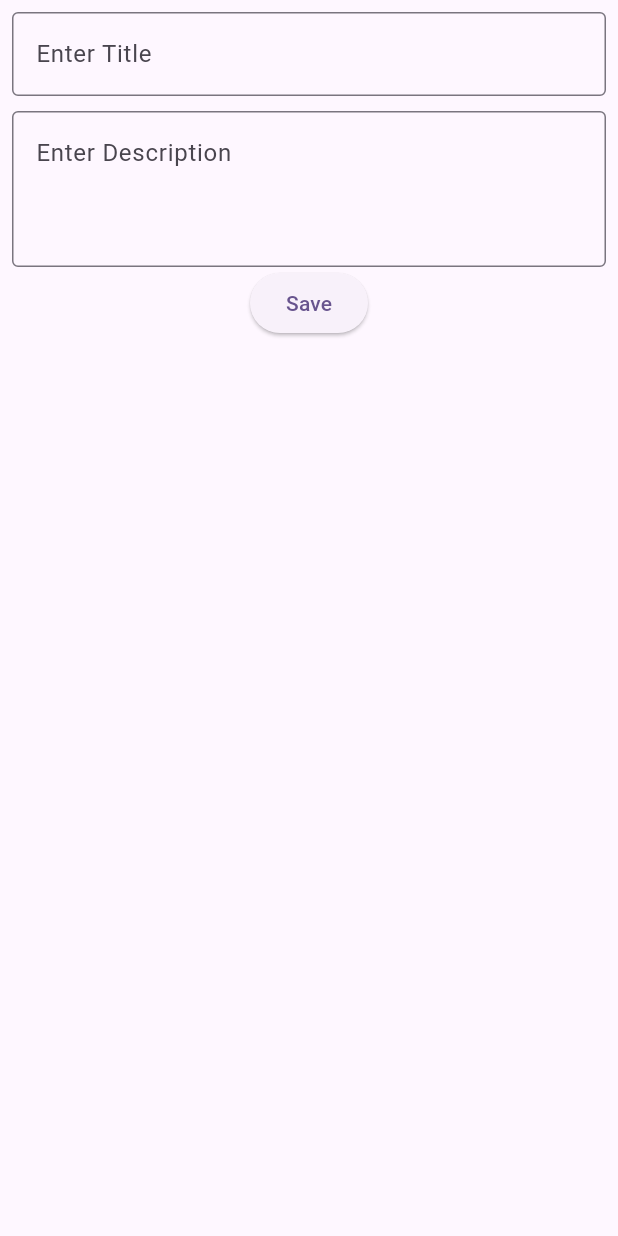
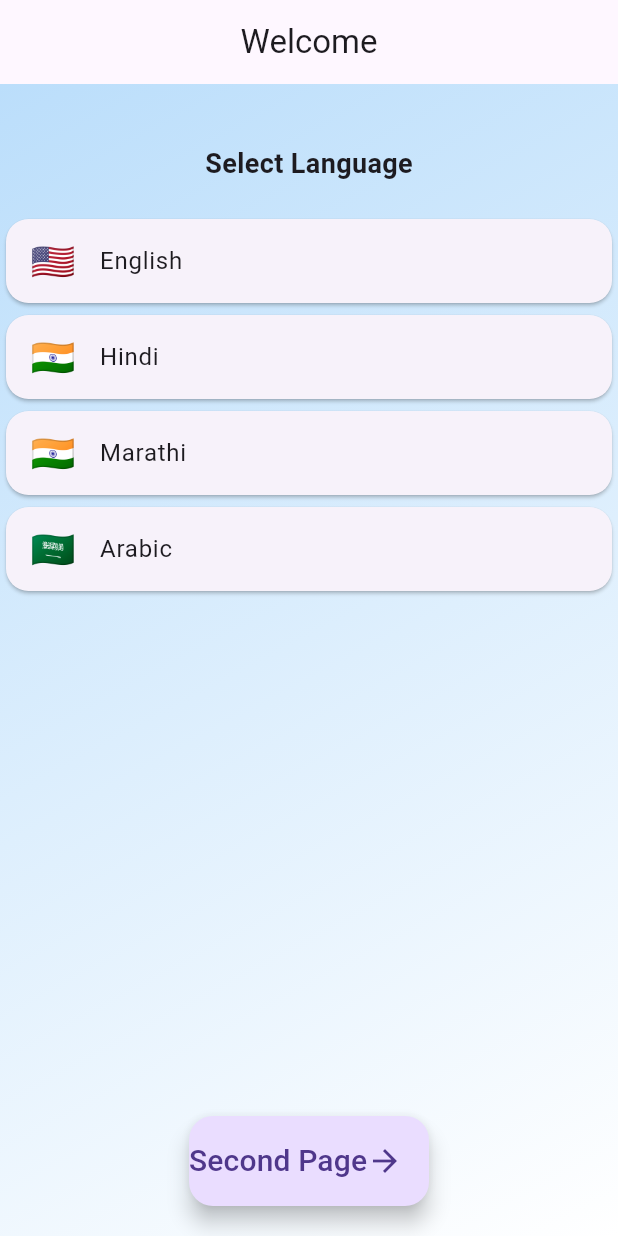
Before and after one commit to Gauri0719/calculator, a Flutter app: the screen it shows after launch, on a phone screen of 412 x 824 dp. Run offline on Flutter 3.47's test engine with Material 3 defaults, Android fonts, the light colour scheme and no system bars; our stand-ins replace get, get_storage.

Commit message:
third commit

```diff
--- /dev/null
+++ b/lib/language.dart
@@ -0,0 +1,88 @@
+import 'package:azad_sir/second_page.dart';
+import 'package:azad_sir/widget/language_card.dart';
+import 'package:flutter/material.dart';
+import 'package:get/get.dart';
+import 'package:get_storage/get_storage.dart';
+import '../controller/language_controller.dart'; // Import your controller
+
+class LanguageSelectionScreen extends StatefulWidget {
+  @override
+  _LanguageSelectionScreenState createState() =>
+      _LanguageSelectionScreenState();
+}
+
+class _LanguageSelectionScreenState extends State<LanguageSelectionScreen> {
+  final langController = Get.find<LanguageController>(); // ✅ Correct Placement
+
+  final List<Map<String, String>> languages = [
+    {'name': 'English', 'flag': '🇺🇸', 'code': 'en', 'country': 'US'},
+    {'name': 'Hindi', 'flag': '🇮🇳', 'code': 'hi', 'country': 'IN'},
+    {'name': 'Marathi', 'flag': '🇮🇳', 'code': 'mr', 'country': 'IN'},
+    {'name': 'Arabic', 'flag': '🇸🇦', 'code': 'ar', 'country': 'SA'},
+  ];
+
+  @override
+  Widget build(BuildContext context) {
+    return Scaffold(
+      appBar: AppBar(
+        title: Text('welcome'.tr),
+        centerTitle: true,
+      ),
+      body: Container(
+        decoration: BoxDecoration(
+          gradient: LinearGradient(
+            begin: Alignment.topLeft,
+            end: Alignment.bottomRight,
+            colors: [Colors.blue.shade100, Colors.white],
+          ),
+        ),
+        child: Column(
+          crossAxisAlignment: CrossAxisAlignment.center,
+          children: [
+            SizedBox(height: 40),
+            Text('select_language'.tr,
+                style: TextStyle(fontSize: 18, fontWeight: FontWeight.bold)),
+            SizedBox(height: 20),
+            Expanded(
+              child: ListView.builder(
+                itemCount: languages.length,
+                itemBuilder: (context, index) {
+                  var lang = languages[index];
+                  return GestureDetector(
+                    onTap: () => langController.changeLanguage(lang['code']!, lang['country']!),
+                    child: Card(
+                      shape: RoundedRectangleBorder(
+                        borderRadius: BorderRadius.circular(15),
+                      ),
+                      child: ListTile(
+                        leading: Text(lang['flag']!, style: TextStyle(fontSize: 24)),
+                        title: Text(lang['name']!, style: TextStyle(fontSize: 16)),
+                      ),
+                    ),
+                  );
+                },
+              ),
+            ),
+              SizedBox(
+                width: 200,
+                height: 100,
+
+                child: Padding(
+                  padding: const EdgeInsets.all(20.0),
+                  child: FloatingActionButton(
+                  onPressed: () => Get.to(SecondPage()),
+                  child:Row(
+                    children: [
+                      Text('Second Page'.tr,style: TextStyle(fontSize: 20),),
+                      Icon(Icons.arrow_forward)
+                    ],
+                  ),
+                              ),
+                ),
+              ),
+          ],
+        ),
+      ),
+    );
+  }
+}
--- a/lib/main.dart
+++ b/lib/main.dart
@@ -1,16 +1,20 @@
 import 'package:azad_sir/calculator.dart';
 import 'package:azad_sir/counter_app.dart';
+import 'package:azad_sir/language.dart';
 import 'package:azad_sir/popup_buttons.dart';
 import 'package:azad_sir/todo_page.dart';
+import 'package:azad_sir/utils/translation.dart';
+import 'package:azad_sir/widget/language_card.dart';
 import 'package:flutter/material.dart';
 import 'package:get/get.dart';
 import 'package:get/get_core/src/get_main.dart';
+import 'package:get_storage/get_storage.dart';
 
 import 'controller/todo_controller.dart';
-
-void main() {
-  Get.put(TodoController());
-  runApp(const MyApp());
+void main() async {
+  await GetStorage.init();
+  Get.put(LanguageController());
+  runApp(MyApp());
 }
 
 class MyApp extends StatelessWidget {
@@ -19,14 +23,13 @@ class MyApp extends StatelessWidget {
   // This widget is the root of your application.
   @override
   Widget build(BuildContext context) {
-    final TodoController todoController = Get.put(TodoController());
-    return MaterialApp(
-      title: 'Flutter Demo',
-      theme: ThemeData(
-        colorScheme: ColorScheme.fromSeed(seedColor: Colors.deepPurple),
-        useMaterial3: true,
-      ),
-      home:TodoPage(),
+    // final TodoController todoController = Get.put(TodoController());
+    return GetMaterialApp(
+      debugShowCheckedModeBanner: false,
+      translations: AppTranslations(),
+      locale: Locale('en', 'US'),
+      fallbackLocale: Locale('en', 'US'),
+      home: LanguageSelectionScreen(),
     );
   }
 }
--- /dev/null
+++ b/lib/second_page.dart
@@ -0,0 +1,14 @@
+import 'package:flutter/material.dart';
+import 'package:get/get.dart';
+
+class SecondPage extends StatelessWidget {
+  @override
+  Widget build(BuildContext context) {
+    return Scaffold(
+      appBar: AppBar(title: Text('second_page'.tr)),
+      body: Center(
+        child: Text('hello_text'.tr, style: TextStyle(fontSize: 20)),
+      ),
+    );
+  }
+}
--- /dev/null
+++ b/lib/utils/translation.dart
@@ -0,0 +1,31 @@
+import 'package:get/get_navigation/src/root/internacionalization.dart';
+
+class AppTranslations extends Translations {
+  @override
+  Map<String, Map<String, String>> get keys => {
+    'en_US': {
+      'welcome': 'Welcome',
+      'select_language': 'Select Language',
+      'second_page': 'Second Page',
+      'hello_text': 'Hello, how are you?',
+    },
+    'hi_IN': {
+      'welcome': 'स्वागत है',
+      'select_language': 'भाषा चुनें',
+      'second_page': 'दूसरा पृष्ठ',
+      'hello_text': 'नमस्ते, आप कैसे हैं?',
+    },
+    'mr_IN': {
+      'welcome': 'स्वागत आहे',
+      'select_language': 'भाषा निवडा',
+      'second_page': 'दुसरे पृष्ठ',
+      'hello_text': 'नमस्कार, तुम्ही कसे आहात?',
+    },
+    'ar_SA': {
+      'welcome': 'أهلا بك',
+      'select_language': 'اختر اللغة',
+      'second_page': 'الصفحة الثانية',
+      'hello_text': 'مرحبا، كيف حالك؟',
+    },
+  };
+}
--- /dev/null
+++ b/lib/widget/language_card.dart
@@ -0,0 +1,14 @@
+import 'dart:ui';
+
+import 'package:get/get.dart';
+import 'package:get/get_state_manager/src/simple/get_controllers.dart';
+
+class LanguageController extends GetxController {
+  var selectedLang = 'en_US'.obs; // Observable variable
+
+  void changeLanguage(String langCode, String countryCode) {
+    var locale = Locale(langCode, countryCode);
+    selectedLang.value = langCode; // Update selected language
+    Get.updateLocale(locale); // Change app language dynamically
+  }
+}
--- a/pubspec.yaml
+++ b/pubspec.yaml
@@ -35,6 +35,8 @@ dependencies:
   # Use with the CupertinoIcons class for iOS style icons.
   cupertino_icons: ^1.0.8
   get: ^4.7.2
+  shared_preferences: ^2.5.2
+  get_storage: ^2.1.1
 
 dev_dependencies:
   flutter_test:
```
Also changed, not shown: lib/controller/language_controller.dart (added, +24 -0 lines), assets/Logo.svg (added), assets/home-plants-succulents-and-cacti-transplant-plan-2022-10-06-21-35-06-utc 2.svg (added), pubspec.lock, sfed.dart (added), 1 other file.
